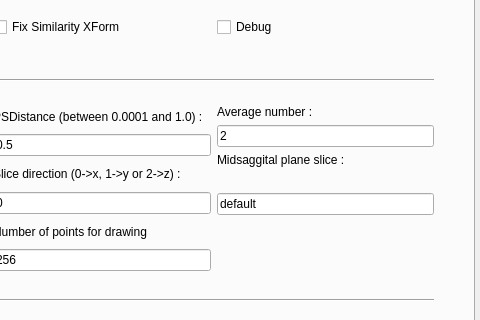
Qt form CCSeg/CCsegtoolguiwindow.ui (NIRALUser/CCSeg) before a commit; both pictures show x 686 to 1166 and y 339 to 659 of the 1166 by 892 pixel window.
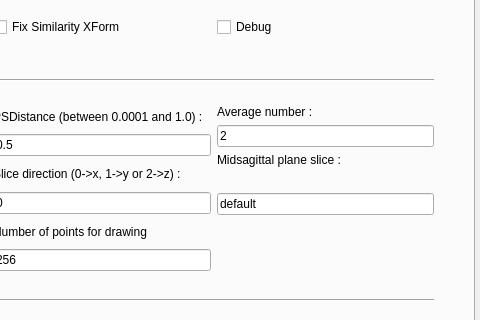
The same form after that commit. The open tabs and pages were chosen to show the change.

Patch:
```diff
--- a/CCSeg/CCsegtoolguiwindow.ui
+++ b/CCSeg/CCsegtoolguiwindow.ui
@@ -715,7 +715,7 @@
             <item>
              <widget class="QLabel" name="Midsaggitalplaneslicetitle">
               <property name="text">
-               <string>Midsaggital plane slice :</string>
+               <string>Midsagittal plane slice :</string>
               </property>
              </widget>
             </item>
```
Left out of the diff: 6 changed lines with no effect on the pictures.
